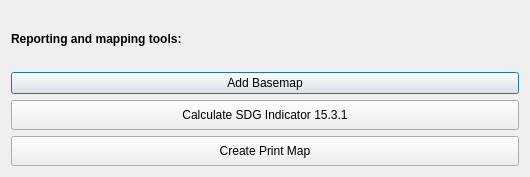
Above: LDMP/gui/DlgReporting.ui from ConservationInternational/trends.earth before the change. Below: the same form after it.
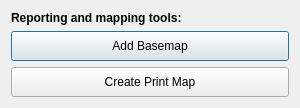
That is the form after the change.

Commit message: Reorganize SDG indicator calculation.

What changed in the file:
```diff
--- a/LDMP/gui/DlgReporting.ui
+++ b/LDMP/gui/DlgReporting.ui
@@ -9,8 +9,8 @@
    <rect>
     <x>0</x>
     <y>0</y>
-    <width>530</width>
-    <height>177</height>
+    <width>300</width>
+    <height>103</height>
    </rect>
   </property>
   <property name="sizePolicy">
@@ -38,13 +38,6 @@
    </item>
    <item>
     <widget class="QPushButton" name="btn_basemap">
-     <property name="text">
-      <string>Add Basemap</string>
-     </property>
-    </widget>
-   </item>
-   <item>
-    <widget class="QPushButton" name="btn_sdg">
      <property name="minimumSize">
       <size>
        <width>0</width>
@@ -52,7 +45,7 @@
       </size>
      </property>
      <property name="text">
-      <string>Calculate SDG Indicator 15.3.1</string>
+      <string>Add Basemap</string>
      </property>
     </widget>
    </item>
```
The commit also changes 12 other files.
